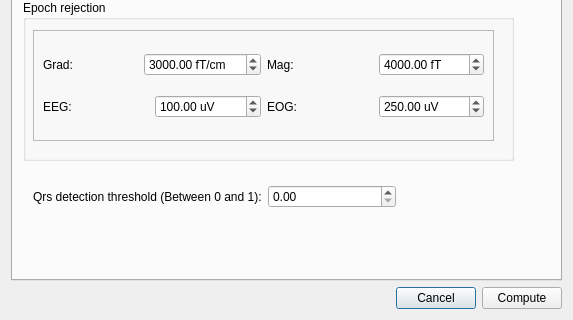
Above: hoksotin/ui/qt4Designer/ecgParametersDialog.ui from cibr-jyu/meggie before the change; both pictures show x 0 to 573 and y 437 to 757 of the 573 by 757 pixel window. Below: the same form after it.
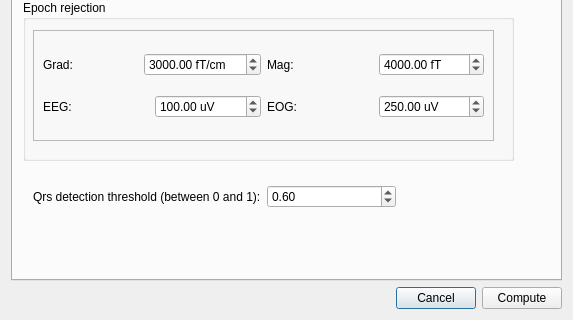
That is the form after the change. The open tabs and pages were chosen to show the change.

The edit to the form file:
```diff
--- a/hoksotin/ui/qt4Designer/ecgParametersDialog.ui
+++ b/hoksotin/ui/qt4Designer/ecgParametersDialog.ui
@@ -760,7 +760,7 @@
         <item>
          <widget class="QLabel" name="label">
           <property name="text">
-           <string>Qrs detection threshold (Between 0 and 1):</string>
+           <string>Qrs detection threshold (between 0 and 1):</string>
           </property>
          </widget>
         </item>
@@ -772,6 +772,9 @@
           <property name="singleStep">
            <double>0.100000000000000</double>
           </property>
+          <property name="value">
+           <double>0.600000000000000</double>
+          </property>
          </widget>
         </item>
        </layout>
```
Left out of the diff: 12 changed lines with no effect on the pictures.
